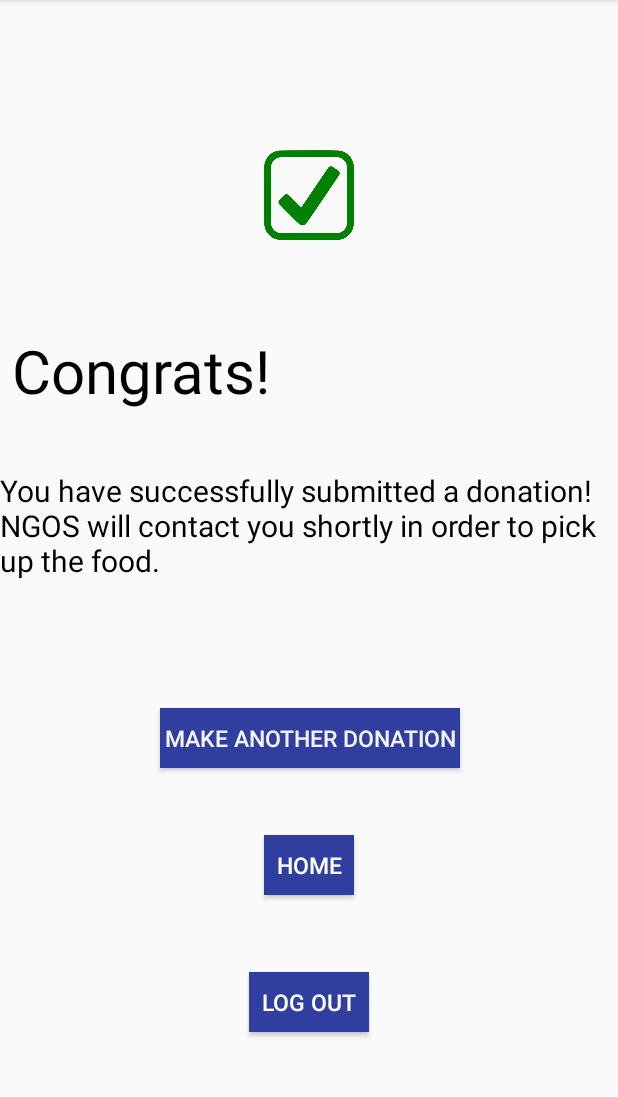
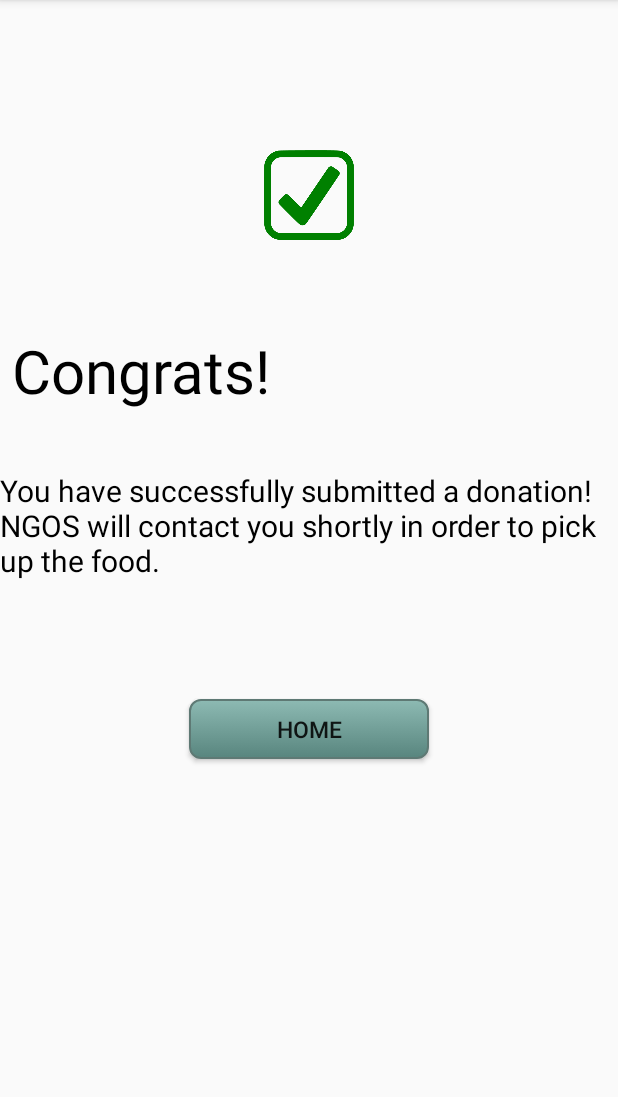
Before and after one commit to guptavijay/Food_Donataion_app, an Android app: the Ninth screen opened directly, with no data from a screen before it, on a phone screen of 412 x 824 dp, the part 84-1181 px from its top. Run offline under Robolectric (Android 15) with nearby library versions, the phone set to English and light mode, and no system bars; 1 statement that could not run was skipped.

Commit message:
UI updated

```diff
--- a/app/src/main/AndroidManifest.xml
+++ b/app/src/main/AndroidManifest.xml
@@ -16,9 +16,10 @@
 
     <application
         android:allowBackup="true"
-        android:icon="@drawable/sharefoodicon"
+
         android:label="SHARE FOOD"
-        android:roundIcon="@mipmap/ic_launcher_round"
+        android:icon="@mipmap/sharefoodicon"
+
         android:supportsRtl="true"
         android:theme="@style/AppTheme">
         <activity android:name=".MainActivity">
--- a/app/src/main/res/layout/activity_ninth.xml
+++ b/app/src/main/res/layout/activity_ninth.xml
@@ -37,7 +37,8 @@
         android:text="You have successfully submitted a donation! NGOS will contact you shortly in order to pick up the food."
         android:textColor="#000000"
         android:textSize="20dp"
-
+android:layout_marginRight="8dp"
+        android:layout_marginLeft="8dp"
         app:layout_constraintBottom_toBottomOf="parent"
         app:layout_constraintEnd_toEndOf="parent"
         app:layout_constraintStart_toStartOf="parent"
@@ -59,58 +60,24 @@
         app:layout_constraintVertical_bias="0.133"
         app:srcCompat="@drawable/checkboxicon" />
 
+
     <Button
-        android:id="@+id/b11"
-        android:layout_width="200dp"
+        android:id="@+id/b22"
+        android:layout_width="160dp"
         android:layout_height="40dp"
         android:layout_marginBottom="8dp"
         android:layout_marginEnd="8dp"
         android:layout_marginStart="8dp"
         android:layout_marginTop="8dp"
-        android:background="#303F9F"
-        android:text="Make Another Donation"
-        android:textColor="#F4F4F4"
+        android:background="@drawable/btnshape"
+
+        android:text="HOME"
         android:textSize="15dp"
-        app:layout_constraintBottom_toBottomOf="parent"
-        app:layout_constraintEnd_toEndOf="parent"
-        app:layout_constraintHorizontal_bias="0.502"
-        app:layout_constraintStart_toStartOf="parent"
-        app:layout_constraintTop_toTopOf="parent"
-        app:layout_constraintVertical_bias="0.652" />
-
-    <Button
-        android:id="@+id/b22"
-        android:layout_width="60dp"
-        android:layout_height="40dp"
-        android:layout_marginBottom="8dp"
-        android:layout_marginEnd="8dp"
-        android:layout_marginStart="8dp"
-        android:layout_marginTop="8dp"
-        android:text="HOME"
-        android:background="#303F9F"
-        android:textSize="15dp"
-        android:textColor="#ffffff"
         app:layout_constraintBottom_toBottomOf="parent"
         app:layout_constraintEnd_toEndOf="parent"
         app:layout_constraintStart_toStartOf="parent"
         app:layout_constraintTop_toTopOf="parent"
-        app:layout_constraintVertical_bias="0.771" />
+        app:layout_constraintVertical_bias="0.643" />
 
-    <Button
-        android:id="@+id/b33"
-        android:layout_width="80dp"
-        android:layout_height="40dp"
-        android:layout_marginBottom="8dp"
-        android:layout_marginEnd="8dp"
-        android:layout_marginStart="8dp"
-        android:layout_marginTop="8dp"
-        android:text="Log Out"
-        android:textSize="15dp"
-        android:textColor="#ffffff"
-        android:background="#303F9F"
-        app:layout_constraintBottom_toBottomOf="parent"
-        app:layout_constraintEnd_toEndOf="parent"
-        app:layout_constraintStart_toStartOf="parent"
-        app:layout_constraintTop_toTopOf="parent"
-        app:layout_constraintVertical_bias="0.899" />
+
 </android.support.constraint.ConstraintLayout>
```
Also changed, not shown: app/src/main/java/com/example/shalini/foodsave/Eight.java (+26 -2 lines), app/src/main/java/com/example/shalini/foodsave/First.java (+27 -31 lines), app/src/main/res/mipmap-hdpi/sharefoodicon.png (added), app/src/main/res/mipmap-xhdpi/sharefoodicon.png (added).
